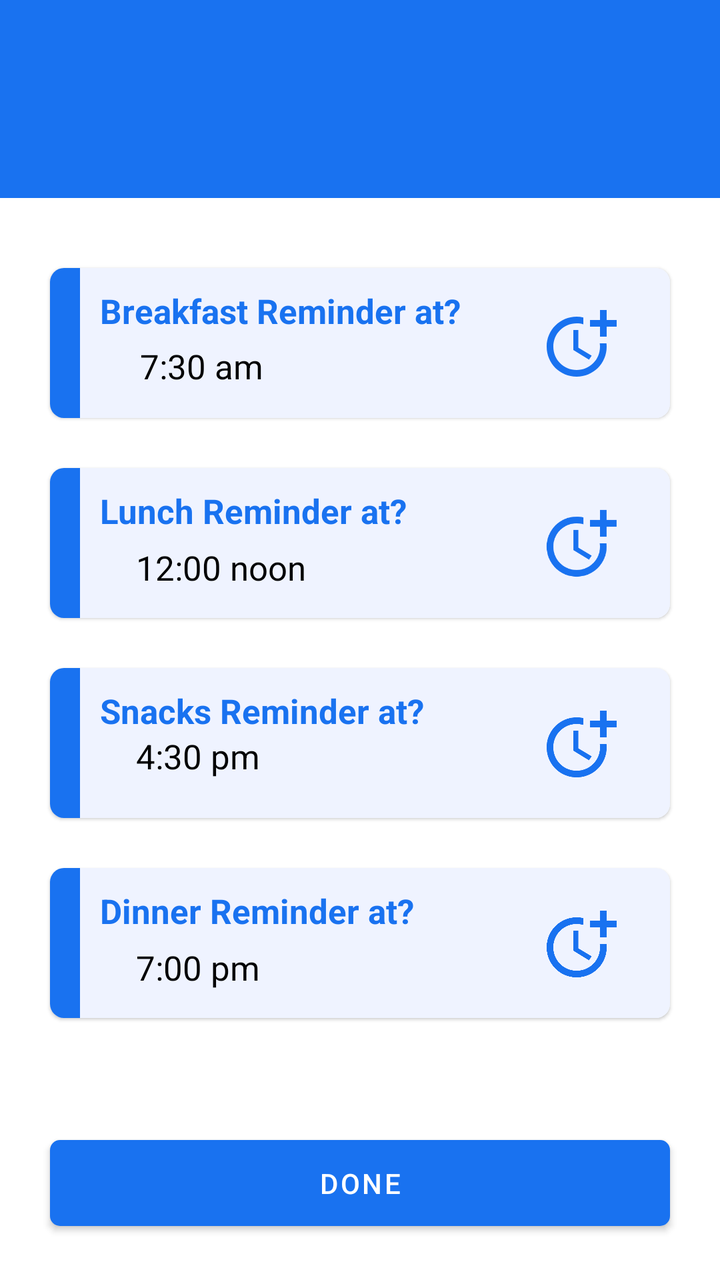
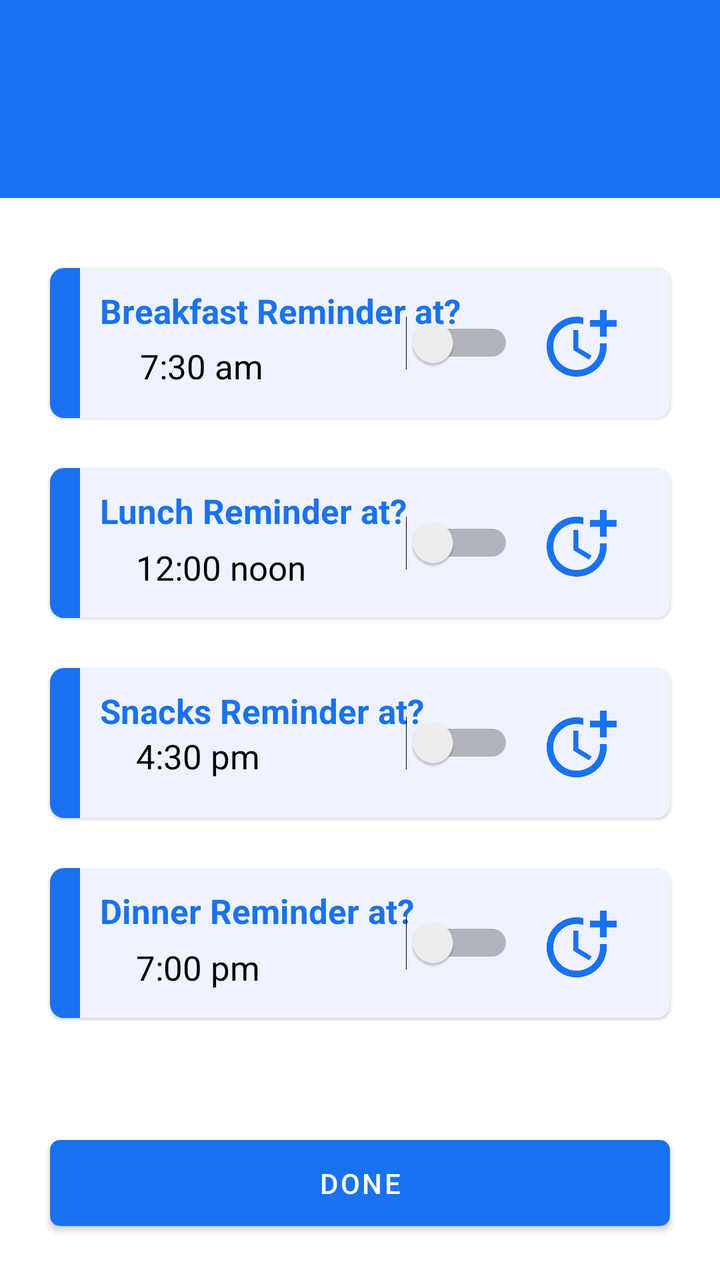

Screens rendered from an Android XML layout before and after an edit, with the pre-edit source and the edit as a unified diff.
<!-- AndroidManifest.xml: application theme Theme.MyApplication -->
<!-- res/layout/activity_settings.xml -->
<?xml version="1.0" encoding="utf-8"?>
<androidx.constraintlayout.widget.ConstraintLayout xmlns:android="http://schemas.android.com/apk/res/android"
    xmlns:app="http://schemas.android.com/apk/res-auto"
    xmlns:tools="http://schemas.android.com/tools"
    android:id="@+id/main"
    android:layout_width="match_parent"
    android:layout_height="match_parent"
    android:background="@color/bg"
    tools:context=".ui.more.SettingsActivity">

    <View
        android:id="@+id/bar"
        android:layout_width="match_parent"
        android:layout_height="40dp"
        android:background="@color/food"
        app:layout_constraintBottom_toTopOf="@id/toolbar"
        app:layout_constraintTop_toTopOf="parent" />

    <androidx.appcompat.widget.Toolbar
        android:id="@+id/toolbar"
        android:layout_width="match_parent"
        android:layout_height="59dp"
        android:background="@color/food"
        android:paddingBottom="5dp"
        android:titleTextColor="@color/white"
        app:layout_constraintEnd_toEndOf="parent"
        app:layout_constraintStart_toStartOf="parent"
        app:layout_constraintTop_toBottomOf="@id/bar"
        app:titleEnabled="true"
        app:titleTextColor="@color/white" />

    <ScrollView
        android:layout_width="match_parent"
        android:layout_height="0dp"
        android:scrollbars="none"
        app:layout_constraintBottom_toBottomOf="parent"
        app:layout_constraintTop_toBottomOf="@id/toolbar">

        <androidx.constraintlayout.widget.ConstraintLayout
            android:layout_width="match_parent"
            android:layout_height="match_parent">

            <com.google.android.material.card.MaterialCardView
                android:id="@+id/breakfastCard"
                android:layout_width="match_parent"
                android:layout_height="75dp"
                android:layout_marginHorizontal="25dp"
                android:layout_marginTop="35dp"
                app:cardCornerRadius="7dp"
                app:layout_constraintTop_toTopOf="parent"
                tools:layout_editor_absoluteX="25dp">

                <androidx.constraintlayout.widget.ConstraintLayout
                    android:layout_width="match_parent"
                    android:layout_height="match_parent"
                    android:background="@color/menu">

                    <View
                        android:id="@+id/v"
                        android:layout_width="15dp"
                        android:layout_height="match_parent"
                        android:background="@color/food"
                        app:layout_constraintBottom_toBottomOf="parent"
                        app:layout_constraintStart_toStartOf="parent"
                        app:layout_constraintTop_toTopOf="parent" />

                    <TextView
                        android:id="@+id/breakfastTitle"
                        android:layout_width="wrap_content"
                        android:layout_height="wrap_content"
                        android:layout_margin="10dp"
                        android:text="Breakfast Reminder at?"
                        android:textColor="@color/food"
                        android:textSize="17dp"
                        android:textStyle="bold"
                        app:layout_constraintStart_toEndOf="@id/v"
                        app:layout_constraintTop_toTopOf="parent" />

                    <TextView
                        android:id="@+id/timeb"
                        android:layout_width="wrap_content"
                        android:layout_height="wrap_content"
                        android:layout_marginStart="30dp"
                        android:layout_marginBottom="10dp"
                        android:text="7:30 am"
                        android:textColor="@color/black"
                        android:textSize="17dp"
                        app:layout_constraintBottom_toBottomOf="parent"
                        app:layout_constraintStart_toEndOf="@id/v"
                        app:layout_constraintTop_toBottomOf="@id/breakfastTitle" />

                    <ImageView
                        android:id="@+id/pickb"
                        android:layout_width="50dp"
                        android:layout_height="50dp"
                        android:layout_margin="20dp"
                        android:background="@drawable/ripple"
                        android:padding="5dp"
                        android:src="@drawable/baseline_more_time_24"
                        app:layout_constraintBottom_toBottomOf="parent"
                        app:layout_constraintEnd_toEndOf="parent"
                        app:layout_constraintTop_toTopOf="parent" />

                </androidx.constraintlayout.widget.ConstraintLayout>
            </com.google.android.material.card.MaterialCardView>

            <com.google.android.material.card.MaterialCardView
                android:id="@+id/lunchCard"
                android:layout_width="match_parent"
                android:layout_height="75dp"
                android:layout_margin="25dp"
                app:cardCornerRadius="7dp"
                app:layout_constraintTop_toBottomOf="@id/breakfastCard">

                <androidx.constraintlayout.widget.ConstraintLayout
                    android:layout_width="match_parent"
                    android:layout_height="match_parent"
                    android:background="@color/menu">

                    <View
                        android:id="@+id/v2"
                        android:layout_width="15dp"
                        android:layout_height="match_parent"
                        android:background="@color/food"
                        app:layout_constraintBottom_toBottomOf="parent"
                        app:layout_constraintStart_toStartOf="parent"
                        app:layout_constraintTop_toTopOf="parent" />

                    <TextView
                        android:id="@+id/lunchTitle"
                        android:layout_width="wrap_content"
                        android:layout_height="wrap_content"
                        android:layout_margin="10dp"
                        android:text="Lunch Reminder at?"
                        android:textColor="@color/food"
                        android:textSize="17dp"
                        android:textStyle="bold"
                        app:layout_constraintStart_toEndOf="@id/v2"
                        app:layout_constraintTop_toTopOf="parent" />

                    <TextView
                        android:id="@+id/timel"
                        android:layout_width="wrap_content"
                        android:layout_height="wrap_content"
                        android:layout_marginStart="28dp"
                        android:layout_marginBottom="10dp"
                        android:text="12:00 noon"
                        android:textColor="@color/black"
                        android:textSize="17dp"
                        app:layout_constraintBottom_toBottomOf="parent"
                        app:layout_constraintStart_toEndOf="@id/v2"
                        app:layout_constraintTop_toBottomOf="@id/lunchTitle"
                        app:layout_constraintVertical_bias="0.6" />

                    <ImageView
                        android:id="@+id/pickl"
                        android:layout_width="50dp"
                        android:layout_height="50dp"
                        android:layout_margin="20dp"
                        android:background="@drawable/ripple"
                        android:padding="5dp"
                        android:src="@drawable/baseline_more_time_24"
                        app:layout_constraintBottom_toBottomOf="parent"
                        app:layout_constraintEnd_toEndOf="parent"
                        app:layout_constraintTop_toTopOf="parent" />

                </androidx.constraintlayout.widget.ConstraintLayout>
            </com.google.android.material.card.MaterialCardView>

            <com.google.android.material.card.MaterialCardView
                android:id="@+id/snacksCard"
                android:layout_width="match_parent"
                android:layout_height="75dp"
                android:layout_margin="25dp"
                app:cardCornerRadius="7dp"
                app:layout_constraintTop_toBottomOf="@id/lunchCard"
                tools:layout_editor_absoluteX="25dp">

                <androidx.constraintlayout.widget.ConstraintLayout
                    android:layout_width="match_parent"
                    android:layout_height="match_parent"
                    android:background="@color/menu">

                    <View
                        android:id="@+id/v3"
                        android:layout_width="15dp"
                        android:layout_height="match_parent"
                        android:background="@color/food"
                        app:layout_constraintBottom_toBottomOf="parent"
                        app:layout_constraintStart_toStartOf="parent"
                        app:layout_constraintTop_toTopOf="parent" />

                    <TextView
                        android:id="@+id/snacksTitle"
                        android:layout_width="wrap_content"
                        android:layout_height="wrap_content"
                        android:layout_margin="10dp"
                        android:text="Snacks Reminder at?"
                        android:textColor="@color/food"
                        android:textSize="17dp"
                        android:textStyle="bold"
                        app:layout_constraintStart_toEndOf="@id/v3"
                        app:layout_constraintTop_toTopOf="parent" />

                    <TextView
                        android:id="@+id/times"
                        android:layout_width="wrap_content"
                        android:layout_height="wrap_content"
                        android:layout_marginStart="28dp"
                        android:layout_marginBottom="10dp"
                        android:text="4:30 pm"
                        android:textColor="@color/black"
                        android:textSize="17dp"
                        app:layout_constraintBottom_toBottomOf="parent"
                        app:layout_constraintStart_toEndOf="@id/v3"
                        app:layout_constraintTop_toBottomOf="@id/snacksTitle"
                        app:layout_constraintVertical_bias="0.0" />

                    <ImageView
                        android:id="@+id/picks"
                        android:layout_width="50dp"
                        android:layout_height="50dp"
                        android:layout_margin="20dp"
                        android:layout_marginEnd="16dp"
                        android:background="@drawable/ripple"
                        android:padding="5dp"
                        android:src="@drawable/baseline_more_time_24"
                        app:layout_constraintBottom_toBottomOf="parent"
                        app:layout_constraintEnd_toEndOf="parent"
                        app:layout_constraintTop_toTopOf="parent"
                        app:layout_constraintVertical_bias="0.48" />

                </androidx.constraintlayout.widget.ConstraintLayout>
            </com.google.android.material.card.MaterialCardView>

            <com.google.android.material.card.MaterialCardView
                android:id="@+id/dinnerCard"
                android:layout_width="match_parent"
                android:layout_height="75dp"
                android:layout_margin="25dp"
                app:cardCornerRadius="7dp"
                app:layout_constraintTop_toBottomOf="@id/snacksCard"
                tools:layout_editor_absoluteX="25dp">

                <androidx.constraintlayout.widget.ConstraintLayout
                    android:layout_width="match_parent"
                    android:layout_height="match_parent"
                    android:background="@color/menu">

                    <View
                        android:id="@+id/v5"
                        android:layout_width="15dp"
                        android:layout_height="match_parent"
                        android:background="@color/food"
                        app:layout_constraintBottom_toBottomOf="parent"
                        app:layout_constraintStart_toStartOf="parent"
                        app:layout_constraintTop_toTopOf="parent" />

                    <TextView
                        android:id="@+id/dinnerTitle"
                        android:layout_width="wrap_content"
                        android:layout_height="wrap_content"
                        android:layout_margin="10dp"
                        android:text="Dinner Reminder at?"
                        android:textColor="@color/food"
                        android:textSize="17dp"
                        android:textStyle="bold"
                        app:layout_constraintStart_toEndOf="@id/v5"
                        app:layout_constraintTop_toTopOf="parent" />

                    <TextView
                        android:id="@+id/timed"
                        android:layout_width="wrap_content"
                        android:layout_height="wrap_content"
                        android:layout_marginStart="28dp"
                        android:layout_marginBottom="10dp"
                        android:text="7:00 pm"
                        android:textColor="@color/black"
                        android:textSize="17dp"
                        app:layout_constraintBottom_toBottomOf="parent"
                        app:layout_constraintStart_toEndOf="@id/v5"
                        app:layout_constraintTop_toBottomOf="@id/dinnerTitle"
                        app:layout_constraintVertical_bias="0.6" />

                    <ImageView
                        android:id="@+id/pickd"
                        android:layout_width="50dp"
                        android:layout_height="50dp"
                        android:layout_margin="20dp"
                        android:layout_marginEnd="16dp"
                        android:background="@drawable/ripple"
                        android:padding="5dp"
                        android:src="@drawable/baseline_more_time_24"
                        app:layout_constraintBottom_toBottomOf="parent"
                        app:layout_constraintEnd_toEndOf="parent"
                        app:layout_constraintTop_toTopOf="parent"
                        app:layout_constraintVertical_bias="0.48" />

                </androidx.constraintlayout.widget.ConstraintLayout>
            </com.google.android.material.card.MaterialCardView>

            <com.google.android.material.button.MaterialButton
                android:id="@+id/done"
                android:layout_width="match_parent"
                android:layout_height="55dp"
                android:layout_marginHorizontal="25dp"
                android:layout_marginVertical="55dp"
                android:text="Done"
                app:cornerRadius="5dp"
                app:layout_constraintBottom_toBottomOf="parent"
                app:layout_constraintTop_toBottomOf="@+id/dinnerCard" />
        </androidx.constraintlayout.widget.ConstraintLayout>
    </ScrollView>

</androidx.constraintlayout.widget.ConstraintLayout>
<!-- resources referenced by this layout -->
<resources>
  <color name="bg">#FFFFFF</color>
  <color name="black">#FF000000</color>
  <color name="food">#1972f0</color>
  <color name="menu">#eff3ff</color>
  <color name="white">#FFFFFFFF</color>
  <!-- drawable baseline_more_time_24 (drawable) -->
  <vector xmlns:android="http://schemas.android.com/apk/res/android" android:height="24dp" android:tint="@color/food" android:viewportHeight="24" android:viewportWidth="24" android:width="24dp">
        
      <path android:fillColor="@android:color/white" android:pathData="M10,8l0,6l4.7,2.9l0.8,-1.2l-4,-2.4l0,-5.3z"/>
        
      <path android:fillColor="@android:color/white" android:pathData="M17.92,12c0.05,0.33 0.08,0.66 0.08,1c0,3.9 -3.1,7 -7,7s-7,-3.1 -7,-7c0,-3.9 3.1,-7 7,-7c0.7,0 1.37,0.1 2,0.29V4.23C12.36,4.08 11.69,4 11,4c-5,0 -9,4 -9,9s4,9 9,9s9,-4 9,-9c0,-0.34 -0.02,-0.67 -0.06,-1H17.92z"/>
        
      <path android:fillColor="@android:color/white" android:pathData="M20,5l0,-3l-2,0l0,3l-3,0l0,2l3,0l0,3l2,0l0,-3l3,0l0,-2z"/>
      
  </vector>
  <!-- drawable ripple (drawable) -->
  <?xml version="1.0" encoding="utf-8"?>
  <ripple xmlns:android="http://schemas.android.com/apk/res/android"
      android:color="@color/grey">
      <item>
          <shape android:shape="rectangle">
  
              <corners android:radius="8dp" />
          </shape>
      </item>
  </ripple>
  <style name="Theme.MyApplication" parent="Theme.MaterialComponents.Light.NoActionBar">
          
          <item name="colorPrimary">@color/food</item>
          <item name="android:statusBarColor">@color/food</item>
          <item name="colorOnPrimary">@color/white</item>
          
          <item name="colorSecondary">@color/food</item>
          <item name="colorSecondaryVariant">@color/white</item>
          <item name="colorOnSecondary">@color/white</item>
          
  
  
      </style>
  <color name="grey">#cfd8df</color>
</resources>

<!-- the commit's change to res/layout/activity_settings.xml (unified diff, before → after) -->
@@ -75,6 +75,14 @@
                         android:textStyle="bold"
                         app:layout_constraintStart_toEndOf="@id/v"
                         app:layout_constraintTop_toTopOf="parent" />
+                    <Switch
+                        android:id="@+id/switchBreakfast"
+                        android:layout_width="wrap_content"
+                        android:layout_height="wrap_content"
+                        app:layout_constraintEnd_toStartOf="@id/pickb"
+                        app:layout_constraintTop_toTopOf="parent"
+                        app:layout_constraintBottom_toBottomOf="parent"
+                        android:layout_marginEnd="8dp"/>
 
                     <TextView
                         android:id="@+id/timeb"
@@ -137,6 +145,14 @@
                         android:textStyle="bold"
                         app:layout_constraintStart_toEndOf="@id/v2"
                         app:layout_constraintTop_toTopOf="parent" />
+                    <Switch
+                        android:id="@+id/switchLunch"
+                        android:layout_width="wrap_content"
+                        android:layout_height="wrap_content"
+                        app:layout_constraintEnd_toStartOf="@id/pickl"
+                        app:layout_constraintTop_toTopOf="parent"
+                        app:layout_constraintBottom_toBottomOf="parent"
+                        android:layout_marginEnd="8dp"/>
 
                     <TextView
                         android:id="@+id/timel"
@@ -201,6 +217,14 @@
                         android:textStyle="bold"
                         app:layout_constraintStart_toEndOf="@id/v3"
                         app:layout_constraintTop_toTopOf="parent" />
+                    <Switch
+                        android:id="@+id/switchSnacks"
+                        android:layout_width="wrap_content"
+                        android:layout_height="wrap_content"
+                        app:layout_constraintEnd_toStartOf="@id/picks"
+                        app:layout_constraintTop_toTopOf="parent"
+                        app:layout_constraintBottom_toBottomOf="parent"
+                        android:layout_marginEnd="8dp"/>
 
                     <TextView
                         android:id="@+id/times"
@@ -267,6 +291,14 @@
                         android:textStyle="bold"
                         app:layout_constraintStart_toEndOf="@id/v5"
                         app:layout_constraintTop_toTopOf="parent" />
+                    <Switch
+                        android:id="@+id/switchDinner"
+                        android:layout_width="wrap_content"
+                        android:layout_height="wrap_content"
+                        app:layout_constraintEnd_toStartOf="@id/pickd"
+                        app:layout_constraintTop_toTopOf="parent"
+                        app:layout_constraintBottom_toBottomOf="parent"
+                        android:layout_marginEnd="8dp"/>
 
                     <TextView
                         android:id="@+id/timed"
